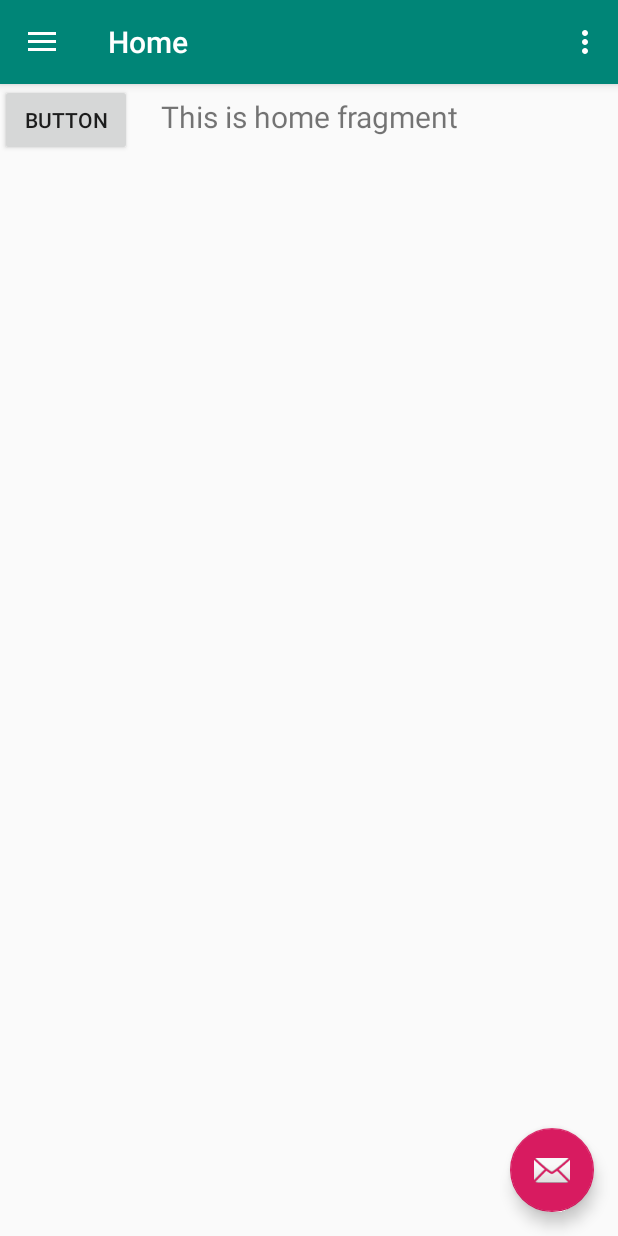
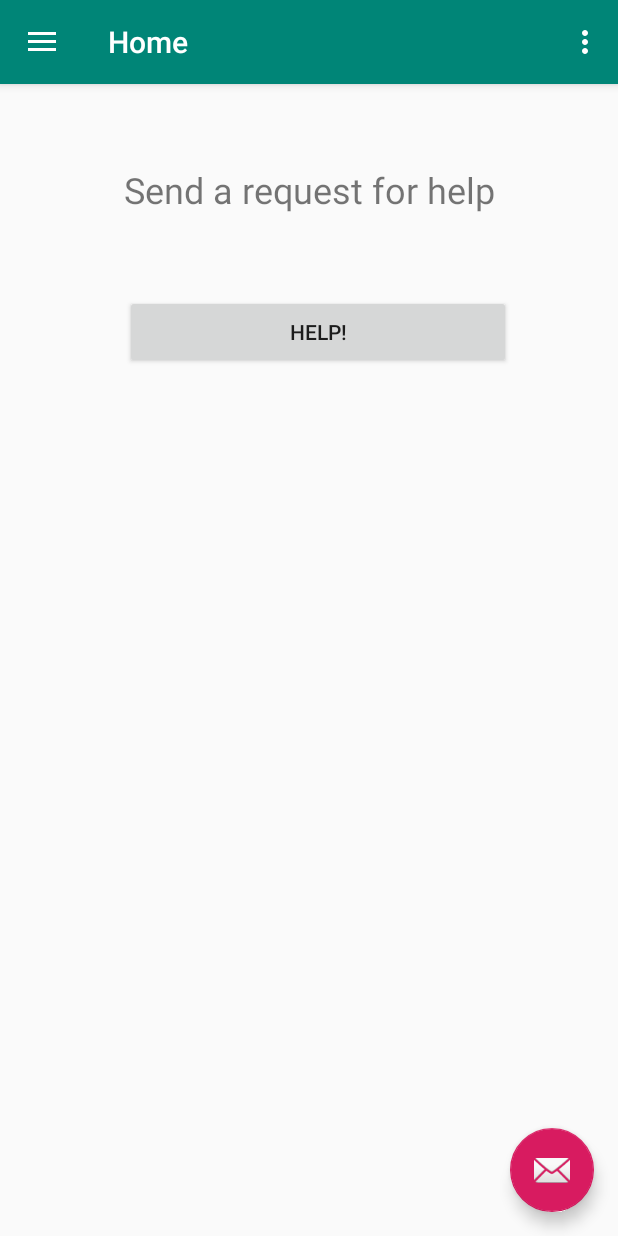
Before and after one commit to hyperwing/SafetyNet, an Android app: the screen it shows after launch (MainActivity), on a phone screen of 412 x 824 dp. Run offline under Robolectric (Android 15) with nearby library versions, the phone set to English and light mode, and no system bars; our stand-ins replace Volley, navigation-ui.

Commit message:
Broken code!

```diff
--- a/Android_app/app/src/main/java/com/example/safetynet/MainActivity.java
+++ b/Android_app/app/src/main/java/com/example/safetynet/MainActivity.java
@@ -26,8 +26,11 @@ import androidx.appcompat.app.AppCompatActivity;
 import androidx.appcompat.widget.Toolbar;
 
 import android.view.Menu;
+import android.widget.Button;
 
+import java.net.HttpURLConnection;
 import java.net.InetAddress;
+import java.net.URL;
 
 public class MainActivity extends AppCompatActivity {
 
@@ -35,6 +38,7 @@ public class MainActivity extends AppCompatActivity {
 
     @Override
     protected void onCreate(Bundle savedInstanceState) {
+        /* Code generated automatically by Android Studio (at least for the most part) */
         super.onCreate(savedInstanceState);
         setContentView(R.layout.activity_main);
         Toolbar toolbar = findViewById(R.id.toolbar);
@@ -59,6 +63,28 @@ public class MainActivity extends AppCompatActivity {
         NavigationUI.setupActionBarWithNavController(this, navController, mAppBarConfiguration);
         NavigationUI.setupWithNavController(navigationView, navController);
 
+        /* Custom code */
+        Button helpButton = findViewById(R.id.emergency_request);
+        helpButton.setOnClickListener(new View.OnClickListener() {
+            @Override
+            public void onClick(View v) {
+                try {
+                    URL url = new URL("http://localhost:5000/");
+                    HttpURLConnection connection = (HttpURLConnection) url.openConnection();
+                    connection.setRequestMethod("POST");
+                    connection.setRequestProperty("user", "user1");
+                    connection.setRequestProperty("desc", "heartattack");
+                    connection.setRequestProperty("loc", "Smith Labs");
+                    connection.setRequestProperty("contacts", "user2,user3");
+
+
+                } catch (Exception e) {
+                    System.out.println("Error sending help");
+                }
+            }
+        });
+
+
     }
 
     @Override
--- a/Android_app/app/src/main/java/com/example/safetynet/ui/home/HomeFragment.java
+++ b/Android_app/app/src/main/java/com/example/safetynet/ui/home/HomeFragment.java
@@ -23,13 +23,6 @@ public class HomeFragment extends Fragment {
         homeViewModel =
                 ViewModelProviders.of(this).get(HomeViewModel.class);
         View root = inflater.inflate(R.layout.fragment_home, container, false);
-        final TextView textView = root.findViewById(R.id.text_home);
-        homeViewModel.getText().observe(this, new Observer<String>() {
-            @Override
-            public void onChanged(@Nullable String s) {
-                textView.setText(s);
-            }
-        });
         return root;
     }
 }
--- a/Android_app/app/src/main/java/com/example/safetynet/ui/home/HomeViewModel.java
+++ b/Android_app/app/src/main/java/com/example/safetynet/ui/home/HomeViewModel.java
@@ -9,8 +9,6 @@ public class HomeViewModel extends ViewModel {
     private MutableLiveData<String> mText;
 
     public HomeViewModel() {
-        mText = new MutableLiveData<>();
-        mText.setValue("This is home fragment");
     }
 
     public LiveData<String> getText() {
--- a/Android_app/app/src/main/res/layout/content_main.xml
+++ b/Android_app/app/src/main/res/layout/content_main.xml
@@ -13,16 +13,10 @@
         android:layout_width="match_parent"
         android:layout_height="match_parent"
         app:defaultNavHost="true"
+        app:layout_constraintHorizontal_bias="1.0"
         app:layout_constraintLeft_toLeftOf="parent"
         app:layout_constraintRight_toRightOf="parent"
         app:layout_constraintTop_toTopOf="parent"
         app:navGraph="@navigation/mobile_navigation" />
 
-    <Button
-        android:id="@+id/button"
-        android:layout_width="wrap_content"
-        android:layout_height="wrap_content"
-        android:text="Button"
-        tools:layout_editor_absoluteX="65dp"
-        tools:layout_editor_absoluteY="135dp" />
 </androidx.constraintlayout.widget.ConstraintLayout>
--- a/Android_app/app/src/main/res/layout/fragment_home.xml
+++ b/Android_app/app/src/main/res/layout/fragment_home.xml
@@ -4,16 +4,27 @@
     android:layout_width="match_parent"
     android:layout_height="match_parent">
 
+    <Button
+        android:id="@+id/emergency_request"
+        android:layout_width="257dp"
+        android:layout_height="49dp"
+        android:text="@string/emergency_request"
+        app:layout_constraintBottom_toBottomOf="parent"
+        app:layout_constraintEnd_toEndOf="parent"
+        app:layout_constraintHorizontal_bias="0.538"
+        app:layout_constraintStart_toStartOf="parent"
+        app:layout_constraintTop_toTopOf="parent"
+        app:layout_constraintVertical_bias="0.196" />
+
     <TextView
-        android:id="@+id/text_home"
-        android:layout_width="match_parent"
+        android:id="@+id/emergency_prompt"
+        android:layout_width="wrap_content"
         android:layout_height="wrap_content"
-        android:layout_marginEnd="8dp"
-        android:layout_marginStart="8dp"
-        android:layout_marginTop="8dp"
-        android:textAlignment="center"
-        android:textSize="20sp"
+        android:text="@string/prompt"
+        android:textSize="24sp"
+        app:layout_constraintBottom_toTopOf="@+id/emergency_request"
         app:layout_constraintEnd_toEndOf="parent"
         app:layout_constraintStart_toStartOf="parent"
         app:layout_constraintTop_toTopOf="parent" />
+
 </androidx.constraintlayout.widget.ConstraintLayout>
--- a/Android_app/app/src/main/res/values/strings.xml
+++ b/Android_app/app/src/main/res/values/strings.xml
@@ -13,4 +13,7 @@
     <string name="menu_tools">Tools</string>
     <string name="menu_share">Share</string>
     <string name="menu_send">Send</string>
+
+    <string name="emergency_request">Help!</string>
+    <string name="prompt">Send a request for help</string>
 </resources>
```
